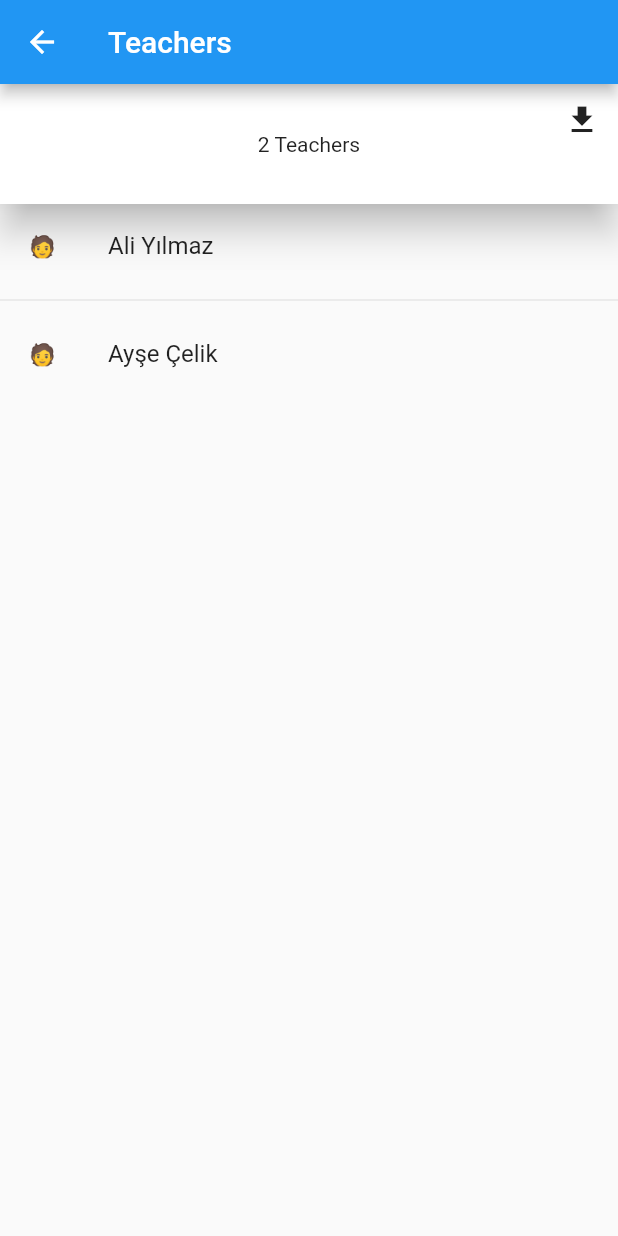
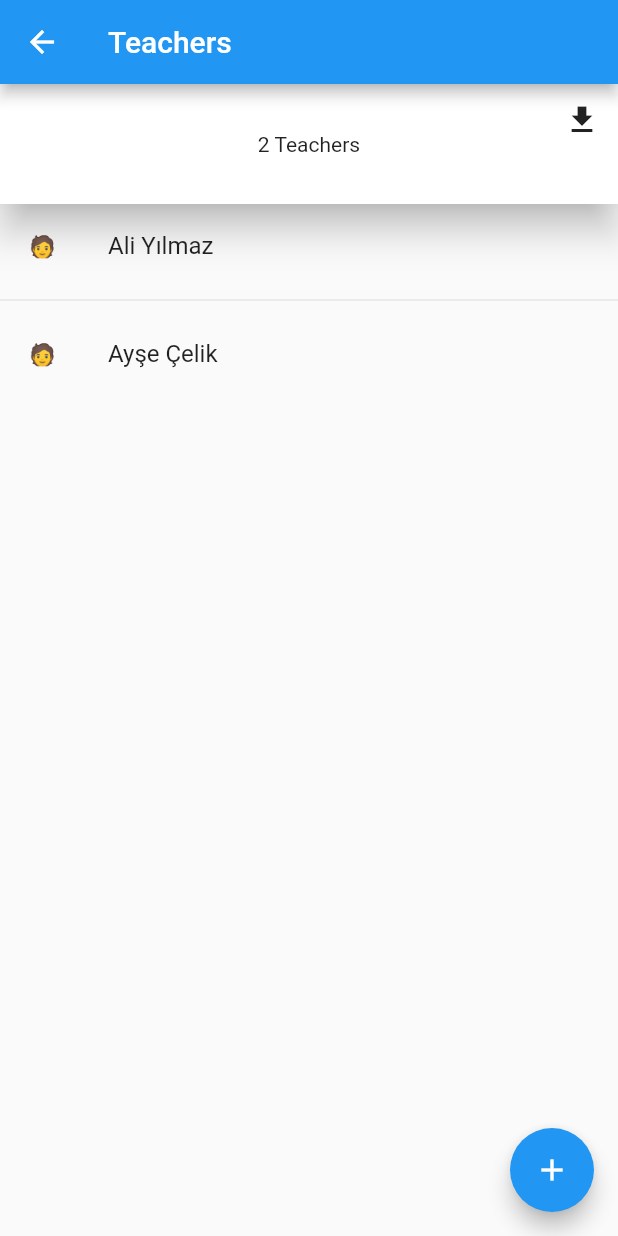
Before and after one commit to IremDenizUnal/student-app-oua, a Flutter app: the screen it shows after launch, in the side drawer, after a tap on "Teachers", on a phone screen of 412 x 824 dp. Run offline on Flutter 3.47's test engine with Material 2 defaults, Android fonts, the phone set to English and light mode, and no system bars; our stand-ins replace flutter_riverpod.

```diff
--- a/lib/main.dart
+++ b/lib/main.dart
@@ -109,7 +109,7 @@ class MainPage extends ConsumerWidget {
   void _goTeachers(BuildContext context) {
     Navigator.of(context).push(MaterialPageRoute(
       builder: (context) {
-        return const teacherspage();
+        return const TeachersPage();
       },
     ));
   }
--- a/lib/modals/teacher.dart
+++ b/lib/modals/teacher.dart
@@ -6,7 +6,20 @@ class Teacher {
 
   Teacher(this.name, this.surname, this.age, this.gender);
 
-  Teacher.fromMap(Map<String, dynamic>m): this(
-    m["name"],  m["surname"], m["age"],  m["gender"],
-  );
+  Teacher.fromMap(Map<String, dynamic> m)
+      : this(
+          m["name"],
+          m["surname"],
+          m["age"],
+          m["gender"],
+        );
+
+  Map toMap() {
+    return {
+      "name": name,
+      "surname": surname,
+      "age": age,
+      "gender": gender,
+    };
+  }
 }
--- a/lib/teachers_page.dart
+++ b/lib/teachers_page.dart
@@ -1,11 +1,12 @@
 import 'package:flutter/material.dart';
 import 'package:flutter_riverpod/flutter_riverpod.dart';
 import 'package:ogrenci_app/Repository/teachers_repository.dart';
+import 'package:ogrenci_app/pages/teacher_form.dart';
 
 import 'modals/teacher.dart';
 
-class teacherspage extends ConsumerWidget {
-  const teacherspage({Key? key}) : super(key: key);
+class TeachersPage extends ConsumerWidget {
+  const TeachersPage({Key? key}) : super(key: key);
 
   @override
   Widget build(BuildContext context, WidgetRef ref) {
@@ -27,7 +28,7 @@ class teacherspage extends ConsumerWidget {
                         Text('${teachersRepository.teachers.length} Teachers'),
                   ),
                 ),
-                Align(
+                const Align(
                   alignment: Alignment.centerRight,
                   child: TeacherDownloadButton(),
                 )
@@ -42,6 +43,21 @@ class teacherspage extends ConsumerWidget {
                   separatorBuilder: (context, index) => const Divider(),
                   itemCount: teachersRepository.teachers.length))
         ],
+      ),
+      floatingActionButton: FloatingActionButton(
+        onPressed: () async {
+          final created =
+              await Navigator.of(context).push<bool>(MaterialPageRoute(
+            builder: (context) {
+              return const TeacherForm();
+            },
+          ));
+
+          if (created == true) {
+            print("Reload teachers");
+          }
+        },
+        child: const Icon(Icons.add),
       ),
     );
   }
@@ -75,16 +91,10 @@ class _TeacherDownloadButtonState extends State<TeacherDownloadButton> {
                   });
 
                   await ref.read(teachersProvider).download();
-                }catch(e){
-                  ScaffoldMessenger.of(context).showSnackBar(
-                      SnackBar(content: Text(e.toString()))
-                  );
-
-                }
-
-
-                finally {
-
+                } catch (e) {
+                  ScaffoldMessenger.of(context)
+                      .showSnackBar(SnackBar(content: Text(e.toString())));
+                } finally {
                   setState(() {
                     isLoading = false;
                   });
@@ -106,7 +116,7 @@ class TeachersLine extends StatelessWidget {
   @override
   Widget build(BuildContext context) {
     return ListTile(
-      title: Text(teacher.name + " " + teacher.surname),
+      title: Text("${teacher.name} ${teacher.surname}"),
       leading: IntrinsicWidth(
           child: Center(child: Text(teacher.gender == "woman" ? "👩" : " 🧑"))),
     );
```
Also changed, not shown: lib/Repository/teachers_repository.dart (+4 -6 lines), lib/pages/teacher_form.dart (added, +143 -0 lines), lib/services/data_service.dart (+16 -0 lines).
